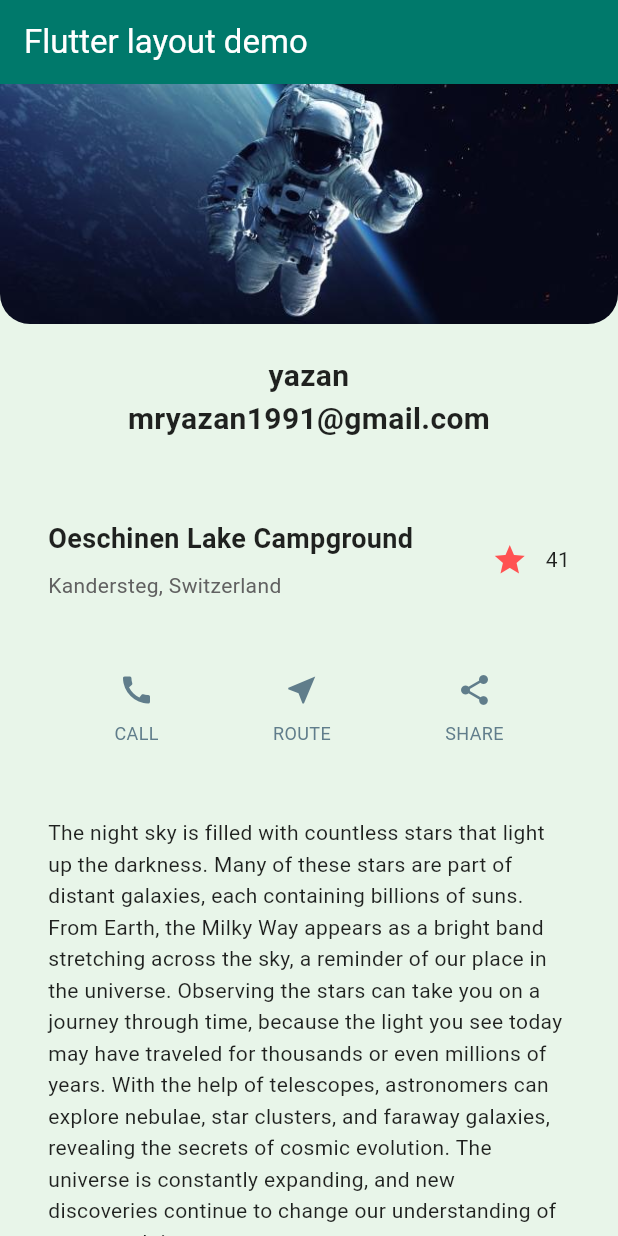
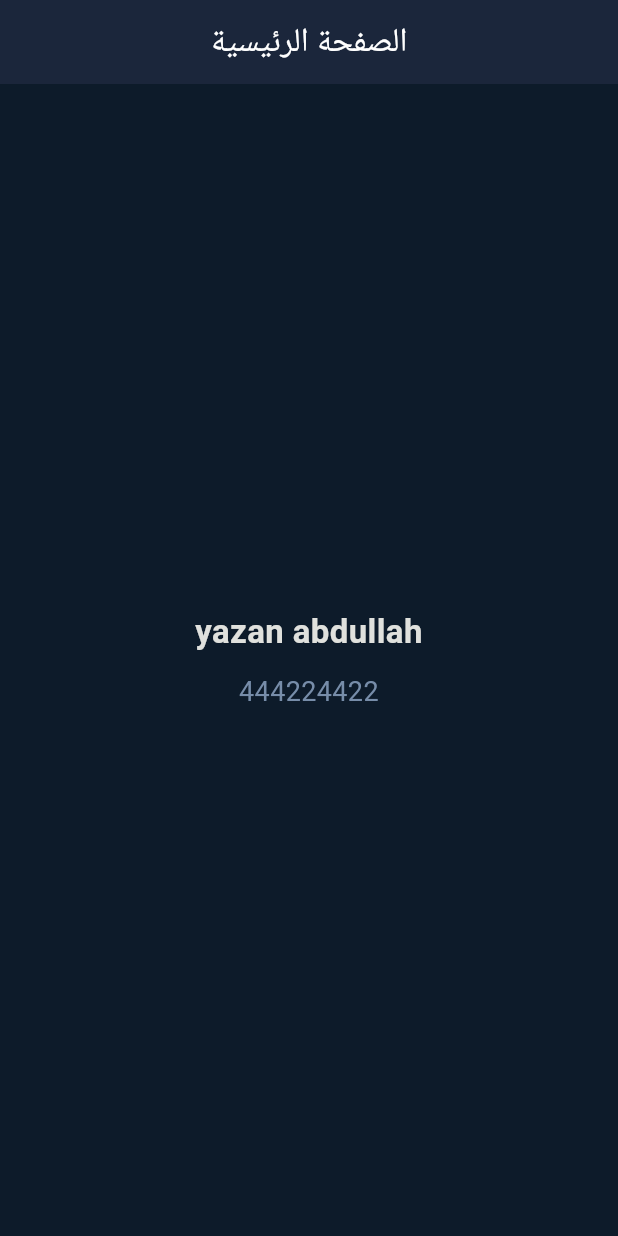
Before and after one commit to yazansl/homework1, a Flutter app: the screen it shows after launch, on a phone screen of 412 x 824 dp. Run offline on Flutter 3.47's test engine with Material 3 defaults, Android fonts, the light colour scheme and no system bars.

Commit message:
first flutter app commit

```diff
--- a/lib/main.dart
+++ b/lib/main.dart
@@ -9,60 +9,40 @@ class MyApp extends StatelessWidget {
 
   @override
   Widget build(BuildContext context) {
-    const String appTitle = 'Flutter layout demo';
-
     return MaterialApp(
       debugShowCheckedModeBanner: false,
-      title: appTitle,
-      theme: ThemeData(
-        primaryColor: Colors.teal,
-        scaffoldBackgroundColor: const Color(0xFFE8F5E9),
-      ),
       home: Scaffold(
+        backgroundColor: const Color(0xFF0D1B2A), // كحلي غامق
         appBar: AppBar(
-          backgroundColor: Colors.teal[700],
+          backgroundColor: const Color(0xFF1B263B), // أزرق داكن
           title: const Text(
-            appTitle,
+            'الصفحة الرئيسية',
             style: TextStyle(color: Colors.white),
           ),
+          centerTitle: true,
+          iconTheme: const IconThemeData(color: Colors.white),
         ),
-        body: const SingleChildScrollView(
+        body: const Center(
           child: Column(
+            mainAxisSize: MainAxisSize.min,
             children: [
-              ImageSection(
-                image: 'images/lake.jpg.jpg',
+              Text(
+                'yazan abdullah',
+                style: TextStyle(
+                  fontSize: 22,
+                  fontWeight: FontWeight.bold,
+                  color: Color(0xFFE0E1DD), // أبيض مائل للرمادي
+                ),
+                textAlign: TextAlign.center,
               ),
-              Center(
-                child: Padding(
-                  padding: EdgeInsets.all(20),
-                  child: Text(
-                    'yazan\nmryazan1991@gmail.com',
-                    textAlign: TextAlign.center,
-                    style: TextStyle(
-                      fontSize: 20,
-                      fontWeight: FontWeight.bold,
-                      color: Colors.black87,
-                    ),
-                  ),
+              SizedBox(height: 12),
+              Text(
+                '444224422',
+                style: TextStyle(
+                  fontSize: 18,
+                  color: Color(0xFF778DA9), // أزرق فاتح
                 ),
-              ),
-              TitleSection(
-                name: 'Oeschinen Lake Campground',
-                location: 'Kandersteg, Switzerland',
-              ),
-              ButtonSection(),
-              TextSection(
-                description:
-                    'The night sky is filled with countless stars that light up the darkness. '
-                    'Many of these stars are part of distant galaxies, each containing billions '
-                    'of suns. From Earth, the Milky Way appears as a bright band stretching '
-                    'across the sky, a reminder of our place in the universe. Observing the '
-                    'stars can take you on a journey through time, because the light you see '
-                    'today may have traveled for thousands or even millions of years. With the '
-                    'help of telescopes, astronomers can explore nebulae, star clusters, and '
-                    'faraway galaxies, revealing the secrets of cosmic evolution. The universe '
-                    'is constantly expanding, and new discoveries continue to change our '
-                    'understanding of space and time.',
+                textAlign: TextAlign.center,
               ),
             ],
           ),
@@ -71,212 +51,3 @@ class MyApp extends StatelessWidget {
     );
   }
 }
-
-/* -------- Image Section -------- */
-
-class ImageSection extends StatelessWidget {
-  const ImageSection({super.key, required this.image});
-
-  final String image;
-
-  @override
-  Widget build(BuildContext context) {
-    return ClipRRect(
-      borderRadius: const BorderRadius.only(
-        bottomLeft: Radius.circular(20),
-        bottomRight: Radius.circular(20),
-      ),
-      child: Image.asset(
-        image,
-        width: double.infinity,
-        height: 160, // 👈 تم تصغير الصورة هنا
-        fit: BoxFit.cover,
-      ),
-    );
-  }
-}
-
-/* -------- Title Section -------- */
-
-class TitleSection extends StatelessWidget {
-  const TitleSection({
-    super.key,
-    required this.name,
-    required this.location,
-  });
-
-  final String name;
-  final String location;
-
-  @override
-  Widget build(BuildContext context) {
-    return Padding(
-      padding: const EdgeInsets.all(32),
-      child: Row(
-        children: [
-          Expanded(
-            child: Column(
-              crossAxisAlignment: CrossAxisAlignment.start,
-              children: [
-                Padding(
-                  padding: const EdgeInsets.only(bottom: 8),
-                  child: Text(
-                    name,
-                    style: const TextStyle(
-                      fontWeight: FontWeight.bold,
-                      fontSize: 18,
-                      color: Colors.black87,
-                    ),
-                  ),
-                ),
-                Text(
-                  location,
-                  style: TextStyle(
-                    color: Colors.grey[700],
-                    fontSize: 14,
-                  ),
-                ),
-              ],
-            ),
-          ),
-          const FavoriteWidget(),
-        ],
-      ),
-    );
-  }
-}
-
-/* -------- Favorite Widget -------- */
-
-class FavoriteWidget extends StatefulWidget {
-  const FavoriteWidget({super.key});
-
-  @override
-  State<FavoriteWidget> createState() => _FavoriteWidgetState();
-}
-
-class _FavoriteWidgetState extends State<FavoriteWidget> {
-  bool _isFavorited = true;
-  int _favoriteCount = 41;
-
-  void _toggleFavorite() {
-    setState(() {
-      if (_isFavorited) {
-        _favoriteCount -= 1;
-        _isFavorited = false;
-      } else {
-        _favoriteCount += 1;
-        _isFavorited = true;
-      }
-    });
-  }
-
-  @override
-  Widget build(BuildContext context) {
-    return Row(
-      mainAxisSize: MainAxisSize.min,
-      children: [
-        IconButton(
-          icon: Icon(
-            _isFavorited ? Icons.star : Icons.star_border,
-            color: Colors.redAccent,
-          ),
-          onPressed: _toggleFavorite,
-        ),
-        Text(
-          '$_favoriteCount',
-          style: const TextStyle(color: Colors.black87),
-        ),
-      ],
-    );
-  }
-}
-
-/* -------- Button Section -------- */
-
-class ButtonSection extends StatelessWidget {
-  const ButtonSection({super.key});
-
-  @override
-  Widget build(BuildContext context) {
-    final Color color = Colors.blueGrey;
-
-    return Padding(
-      padding: const EdgeInsets.symmetric(vertical: 16),
-      child: Row(
-        mainAxisAlignment: MainAxisAlignment.spaceEvenly,
-        children: const [
-          ButtonWithText(
-            icon: Icons.call,
-            label: 'CALL',
-          ),
-          ButtonWithText(
-            icon: Icons.near_me,
-            label: 'ROUTE',
-          ),
-          ButtonWithText(
-            icon: Icons.share,
-            label: 'SHARE',
-          ),
-        ],
-      ),
-    );
-  }
-}
-
-class ButtonWithText extends StatelessWidget {
-  const ButtonWithText({
-    super.key,
-    required this.icon,
-    required this.label,
-  });
-
-  final IconData icon;
-  final String label;
-
-  @override
-  Widget build(BuildContext context) {
-    final Color color = Colors.blueGrey;
-
-    return Column(
-      mainAxisSize: MainAxisSize.min,
-      children: [
-        Icon(icon, color: color),
-        Padding(
-          padding: const EdgeInsets.only(top: 8),
-          child: Text(
-            label,
-            style: TextStyle(
-              fontSize: 12,
-              color: color,
-            ),
-          ),
-        ),
-      ],
-    );
-  }
-}
-
-/* -------- Text Section -------- */
-
-class TextSection extends StatelessWidget {
-  const TextSection({super.key, required this.description});
-
-  final String description;
-
-  @override
-  Widget build(BuildContext context) {
-    return Padding(
-      padding: const EdgeInsets.all(32),
-      child: Text(
-        description,
-        style: const TextStyle(
-          fontSize: 14,
-          height: 1.5,
-          color: Colors.black87,
-        ),
-        softWrap: true,
-      ),
-    );
-  }
-}
```
